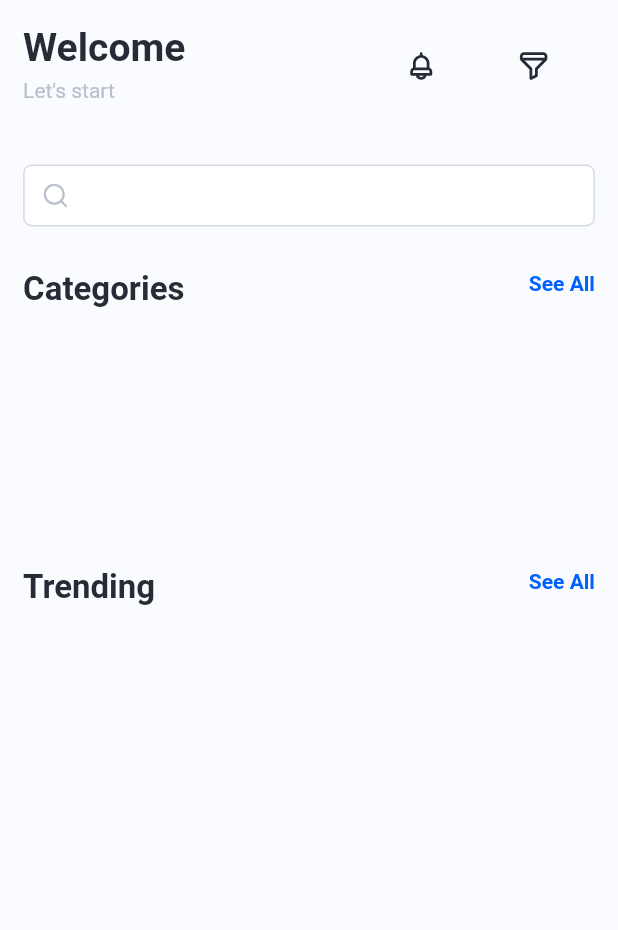
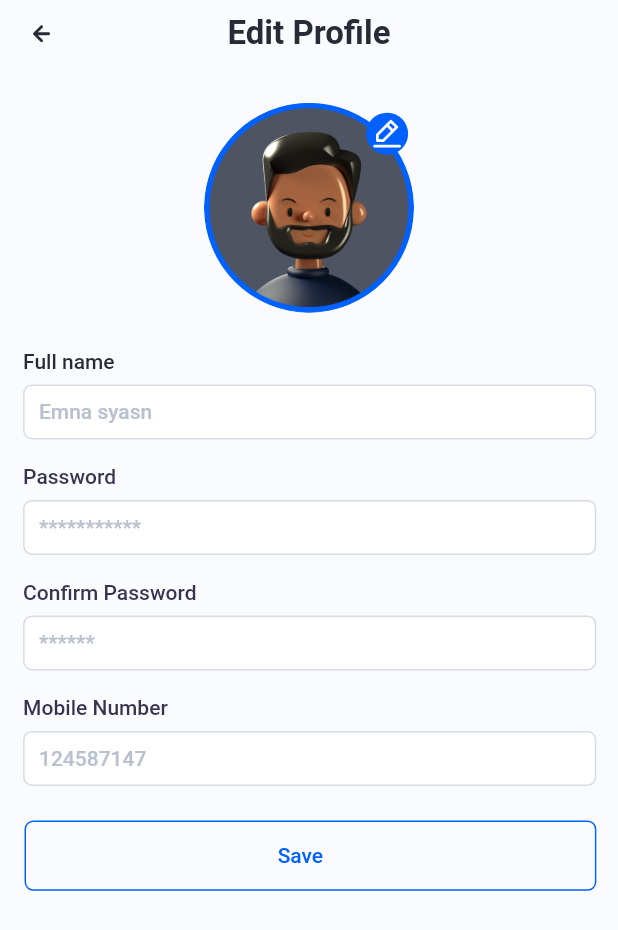
Before and after one commit to EmnaEmna/emnaApp, a Flutter app: the screen it shows after launch, on a phone screen of 412 x 824 dp. Shown: the top 930 px of the screen. Run offline on Flutter 3.47's test engine with Material 2 defaults, Android fonts, the phone set to English and light mode, and no system bars; our stand-ins replace bloc, cached_network_image, equatable, flutter_bloc, flutter_svg; Roboto replaces fonts that are missing (Gilroy).

Commit message:
profile update

```diff
--- a/lib/core/utils/color_constant.dart
+++ b/lib/core/utils/color_constant.dart
@@ -16,6 +16,8 @@ class ColorConstant {
 
   static Color gray50 = fromHex('#f9fbff');
     static Color gray70011 = fromHex('#11555555');
+      static Color blueGray800 = fromHex('#37334d');
+
 
 
   static Color fromHex(String hexString) {
--- a/lib/core/utils/image_constant.dart
+++ b/lib/core/utils/image_constant.dart
@@ -22,5 +22,9 @@ class ImageConstant {
 
   static String imgNotification = 'assets/images/img_notification.svg';
   static String imgFilter = 'assets/images/img_filter.svg';
+    static String imgEllipse5150x150 = 'assets/images/img_ellipse5_150x150.png';
+      static String imgForward = 'assets/images/img_forward.svg';
+
+
 
 }
--- a/lib/main.dart
+++ b/lib/main.dart
@@ -5,9 +5,12 @@ import 'package:emnapp/presentation/list_view.dart';
 import 'package:emnapp/presentation/offeringsHome/bloc/offerings_home_bloc.dart';
 import 'package:emnapp/presentation/offeringsHome/screens/offerings_home.dart';
 import 'package:emnapp/presentation/offeringsHome/widgets/listfavorite_item_widget.dart';
+import 'package:emnapp/presentation/profile/profile_edit/bloc/profile_edit_bloc.dart';
 import 'package:emnapp/routes/app_routes.dart';
 import 'package:flutter/material.dart';
 import 'package:flutter_bloc/flutter_bloc.dart';
+
+import 'presentation/profile/profile_edit/screens/edit_profile_screen.dart';
 
 void main() {
   runApp(const MyApp());
@@ -24,9 +27,9 @@ class MyApp extends StatelessWidget {
       theme: ThemeData(
         primarySwatch: Colors.blue,
       ),
-      home: BlocProvider<OfferingsHomeBloc>(
-        create: (context) => OfferingsHomeBloc(OfferingsHomeState()),
-        child: OfferingsHomeScreen(),
+      home: BlocProvider<ProfileEditBloc>(
+        create: (context) => ProfileEditBloc(ProfileEditState()),
+        child: EditProfileScreen(),
       ),
       onGenerateRoute: AppRouter.generateRoute,
 
--- a/lib/presentation/profile/profile_edit/bloc/profile_edit_bloc.dart
+++ b/lib/presentation/profile/profile_edit/bloc/profile_edit_bloc.dart
@@ -1,13 +1,29 @@
 import 'package:bloc/bloc.dart';
+import 'package:emnapp/presentation/profile/profile_edit/models/edit_profile_model.dart';
 import 'package:equatable/equatable.dart';
+import 'package:flutter/material.dart';
 
 part 'profile_edit_event.dart';
 part 'profile_edit_state.dart';
 
 class ProfileEditBloc extends Bloc<ProfileEditEvent, ProfileEditState> {
-  ProfileEditBloc() : super(ProfileEditInitial()) {
-    on<ProfileEditEvent>((event, emit) {
+  ProfileEditBloc (ProfileEditState initialState) : super(initialState) {
+        on<EditProfileInitialEvent>(_onInitialize);
+
+    //on<ProfileEditEvent>((event, emit) {
       // TODO: implement event handler
-    });
+   // }
+    //);
+  }
+  _onInitialize(
+    EditProfileInitialEvent event,
+    Emitter<ProfileEditState> emit,
+  ) async {
+    emit(state.copyWith(
+        group10198Controller: TextEditingController(),
+        group10198OneController: TextEditingController(),
+        emailController: TextEditingController(),
+        weburlController: TextEditingController(),
+        mobileNoController: TextEditingController()));
   }
 }
--- a/lib/presentation/profile/profile_edit/bloc/profile_edit_event.dart
+++ b/lib/presentation/profile/profile_edit/bloc/profile_edit_event.dart
@@ -1,8 +1,14 @@
 part of 'profile_edit_bloc.dart';
 
+@immutable
 abstract class ProfileEditEvent extends Equatable {
-  const ProfileEditEvent();
+  // const ProfileEditEvent();
 
+  // @override
+  // List<Object> get props => [];
+}
+
+class EditProfileInitialEvent extends ProfileEditEvent {
   @override
-  List<Object> get props => [];
+  List<Object?> get props => [];
 }
--- a/lib/presentation/profile/profile_edit/bloc/profile_edit_state.dart
+++ b/lib/presentation/profile/profile_edit/bloc/profile_edit_state.dart
@@ -1,10 +1,54 @@
 part of 'profile_edit_bloc.dart';
 
-abstract class ProfileEditState extends Equatable {
-  const ProfileEditState();
+ class ProfileEditState extends Equatable {
+   ProfileEditState({
+    this.group10198Controller,
+    this.group10198OneController,
+    this.emailController,
+    this.weburlController,
+    this.mobileNoController,
+    this.editProfileModelObj,
+   });
+  TextEditingController? group10198Controller;
 
+  TextEditingController? group10198OneController;
+
+  TextEditingController? emailController;
+
+  TextEditingController? weburlController;
+
+  TextEditingController? mobileNoController;
+
+  EditProfileModel? editProfileModelObj;
   @override
-  List<Object> get props => [];
+  List<Object?> get props => [
+        group10198Controller,
+        group10198OneController,
+        emailController,
+        weburlController,
+        mobileNoController,
+        editProfileModelObj,
+      ];
+
+  ProfileEditState copyWith({
+    TextEditingController? group10198Controller,
+    TextEditingController? group10198OneController,
+    TextEditingController? emailController,
+    TextEditingController? weburlController,
+    TextEditingController? mobileNoController,
+    EditProfileModel? editProfileModelObj,
+  }) {
+    return ProfileEditState(
+      group10198Controller: group10198Controller ?? this.group10198Controller,
+      group10198OneController:
+          group10198OneController ?? this.group10198OneController,
+      emailController: emailController ?? this.emailController,
+      weburlController: weburlController ?? this.weburlController,
+      mobileNoController: mobileNoController ?? this.mobileNoController,
+      editProfileModelObj: editProfileModelObj ?? this.editProfileModelObj,
+    );
+  }
+
 }
 
-class ProfileEditInitial extends ProfileEditState {}
+//class ProfileEditInitial extends ProfileEditState {}
--- /dev/null
+++ b/lib/presentation/profile/profile_edit/models/edit_profile_model.dart
@@ -0,0 +1,11 @@
+import 'package:equatable/equatable.dart';
+
+// ignore: must_be_immutable
+class EditProfileModel extends Equatable {
+  EditProfileModel copyWith() {
+    return EditProfileModel();
+  }
+
+  @override
+  List<Object?> get props => [];
+}
--- /dev/null
+++ b/lib/presentation/profile/profile_edit/screens/edit_profile_screen.dart
@@ -0,0 +1,191 @@
+import 'package:emnapp/core/app_export.dart';
+import 'package:emnapp/core/utils/validation_functions.dart';
+import 'package:emnapp/presentation/profile/profile_edit/bloc/profile_edit_bloc.dart';
+import 'package:emnapp/presentation/profile/profile_edit/models/edit_profile_model.dart';
+import 'package:emnapp/widgets/app_bar/custom_app_bar.dart';
+import 'package:emnapp/widgets/app_bar/custom_icon_button.dart';
+import 'package:emnapp/widgets/custom_button.dart';
+import 'package:emnapp/widgets/custom_text_form_field.dart';
+import 'package:flutter/material.dart';
+
+class EditProfileScreen extends StatelessWidget {
+//   const EditProfileScreen({super.key});
+
+//   @override
+//   Widget build(BuildContext context) {
+//     return const Placeholder();
+//   }
+// }
+
+GlobalKey<FormState> _formKey = GlobalKey<FormState>();
+
+  static Widget builder(BuildContext context) {
+    return BlocProvider<ProfileEditBloc>(
+        create: (context) => ProfileEditBloc(
+            ProfileEditState(editProfileModelObj: EditProfileModel()))
+          ..add(EditProfileInitialEvent()),
+        child: EditProfileScreen());
+  }
+
+  @override
+  Widget build(BuildContext context) {
+    return SafeArea(
+        child: Scaffold(
+            backgroundColor: ColorConstant.gray50,
+            resizeToAvoidBottomInset: false,
+            appBar: CustomAppBar(
+                height: getVerticalSize(48),
+                leadingWidth: 40,
+                leading: CustomImageView(
+                    svgPath: ImageConstant.imgArrowleft,
+                    height: getSize(24),
+                    width: getSize(24),
+                    margin: getMargin(left: 16, top: 12, bottom: 12),
+                    onTap: () {
+                      onTapImgArrowleft(context);
+                    }),
+                centerTitle: true,
+                title: Text("Edit Profile",
+                    overflow: TextOverflow.ellipsis,
+                    textAlign: TextAlign.left,
+                    style: AppStyle.txtGilroySemiBold24)),
+            body: Form(
+                key: _formKey,
+                child: Container(
+                    width: double.maxFinite,
+                    padding:
+                        getPadding(left: 15, top: 25, right: 15, bottom: 25),
+                    child: Column(
+                        crossAxisAlignment: CrossAxisAlignment.start,
+                        mainAxisAlignment: MainAxisAlignment.start,
+                        children: [
+                          Align(
+                              alignment: Alignment.center,
+                              child: Container(
+                                  height: getSize(150),
+                                  width: getSize(150),
+                                  child: Stack(
+                                      alignment: Alignment.topRight,
+                                      children: [
+                                        CustomImageView(
+                                            imagePath: ImageConstant
+                                                .imgEllipse5150x150,
+                                            height: getSize(150),
+                                            width: getSize(150),
+                                            radius: BorderRadius.circular(
+                                                getHorizontalSize(75)),
+                                            alignment: Alignment.center),
+                                        CustomIconButton(
+                                            height: 30,
+                                            width: 30,
+                                            margin: getMargin(top: 5, right: 2),
+                                            alignment: Alignment.topRight,
+                                            child: CustomImageView(
+                                                svgPath:
+                                                    ImageConstant.imgForward))
+                                      ]))),
+                          Padding(
+                              padding: getPadding(left: 1, top: 26),
+                              child: Text("Full name",
+                                  overflow: TextOverflow.ellipsis,
+                                  textAlign: TextAlign.left,
+                                  style: AppStyle.txtGilroyMedium16)),
+                          BlocSelector<ProfileEditBloc, ProfileEditState,
+                                  TextEditingController?>(
+                              selector: (state) => state.group10198Controller,
+                              builder: (context, group10198Controller) {
+                                return CustomTextFormField(
+                                    focusNode: FocusNode(),
+                                    controller: group10198Controller,
+                                    hintText: "Emna syasn",
+                                    margin: getMargin(left: 1, top: 8));
+                              }),
+                          // Padding(
+                          //     padding: getPadding(left: 1, top: 19),
+                          //     child: Text("last_name",
+                          //         overflow: TextOverflow.ellipsis,
+                          //         textAlign: TextAlign.left,
+                          //         style: AppStyle.txtGilroyMedium16)),
+                          // BlocSelector<ProfileEditBloc, ProfileEditState,
+                          //         TextEditingController?>(
+                          //     selector: (state) =>
+                          //         state.group10198OneController,
+                          //     builder: (context, group10198OneController) {
+                          //       return CustomTextFormField(
+                          //           focusNode: FocusNode(),
+                          //           controller: group10198OneController,
+                          //           hintText: "syasn",
+                          //           margin: getMargin(left: 1, top: 7));
+                          //     }),
+                          Padding(
+                              padding: getPadding(left: 1, top: 18),
+                              child: Text("Password",
+                                  overflow: TextOverflow.ellipsis,
+                                  textAlign: TextAlign.left,
+                                  style:
+                                      AppStyle.txtGilroyMedium16Bluegray800)),
+                          BlocSelector<ProfileEditBloc, ProfileEditState,
+                                  TextEditingController?>(
+                              selector: (state) => state.emailController,
+                              builder: (context, emailController) {
+                                return CustomTextFormField(
+                                    focusNode: FocusNode(),
+                                    controller: emailController,
+                                    hintText: "***********",
+                                    margin: getMargin(left: 1, top: 8),
+                                    textInputType: TextInputType.emailAddress,
+                                    validator: (value) {
+                                      if (value == null ||
+                                          (!isValidEmail(value,
+                                              isRequired: true))) {
+                                        return "Please enter valid email";
+                                      }
+                                      return null;
+                                    });
+                              }),
+                          Padding(
+                              padding: getPadding(left: 1, top: 18),
+                              child: Text("Confirm Password",
+                                  overflow: TextOverflow.ellipsis,
+                                  textAlign: TextAlign.left,
+                                  style:
+                                      AppStyle.txtGilroyMedium16Bluegray800)),
+                          BlocSelector<ProfileEditBloc, ProfileEditState,
+                                  TextEditingController?>(
+                              selector: (state) => state.weburlController,
+                              builder: (context, weburlController) {
+                                return CustomTextFormField(
+                                    focusNode: FocusNode(),
+                                    controller: weburlController,
+                                    hintText: "******",
+                                    margin: getMargin(left: 1, top: 8));
+                              }),
+                          Padding(
+                              padding: getPadding(left: 1, top: 18),
+                              child: Text("Mobile Number",
+                                  overflow: TextOverflow.ellipsis,
+                                  textAlign: TextAlign.left,
+                                  style:
+                                      AppStyle.txtGilroyMedium16Bluegray800)),
+                          BlocSelector<ProfileEditBloc, ProfileEditState,
+                                  TextEditingController?>(
+                              selector: (state) => state.mobileNoController,
+                              builder: (context, mobileNoController) {
+                                return CustomTextFormField(
+                                    focusNode: FocusNode(),
+                                    controller: mobileNoController,
+                                    hintText: "124587147",
+                                    margin: getMargin(left: 1, top: 8),
+                                    textInputAction: TextInputAction.done);
+                              }),
+                          CustomButton(
+                              height: getVerticalSize(50),
+                              text: "Save",
+                              margin: getMargin(left: 2, top: 24, bottom: 5))
+                        ])))));
+  }
+
+  onTapImgArrowleft(BuildContext context) {
+    NavigatorService.goBack();
+  }
+}
--- a/lib/routes/app_routes.dart
+++ b/lib/routes/app_routes.dart
@@ -1,5 +1,6 @@
 import 'package:emnapp/data/repositories/signin_repository_impl.dart';
 import 'package:emnapp/presentation/auth/signup/screens/signup_screen.dart';
+import 'package:emnapp/presentation/profile/profile_edit/screens/edit_profile_screen.dart';
 import 'package:flutter/material.dart';
 import 'package:flutter_bloc/flutter_bloc.dart';
 import 'package:emnapp/presentation/auth/signin/screens/signin_screen.dart';
@@ -8,18 +9,29 @@ import 'package:emnapp/presentation/auth/signin/bloc/signin_bloc.dart';
 class AppRouter {
   static Route<dynamic> generateRoute(RouteSettings settings) {
     switch (settings.name) {
-      case '/':
+      // case '/':
+            case '/a':
+
         return MaterialPageRoute(
           builder: (_) => RepositoryProvider(
             create: (context) => AuthRepository(),
             child: SigninScreen(),
           ),
         );
-          case '/signupScreen':
+      case '/signupScreen':
         return MaterialPageRoute(
           builder: (_) => RepositoryProvider(
             create: (context) => AuthRepository(),
             child: SignupScreen(),
+          ),
+        );
+             case '/':
+
+      // case '/profileEdit':
+        return MaterialPageRoute(
+          builder: (_) => RepositoryProvider(
+            create: (context) => AuthRepository(),
+            child: EditProfileScreen(),
           ),
         );
       // Add other routes here
--- a/lib/theme/app_style.dart
+++ b/lib/theme/app_style.dart
@@ -83,5 +83,12 @@ class AppStyle {
     fontFamily: 'Gilroy',
     fontWeight: FontWeight.w600,
   );
-
+ static TextStyle txtGilroyMedium16Bluegray800 = TextStyle(
+    color: ColorConstant.blueGray800,
+    fontSize: getFontSize(
+      16,
+    ),
+    fontFamily: 'Gilroy',
+    fontWeight: FontWeight.w500,
+  );
 }
--- /dev/null
+++ b/lib/widgets/app_bar/custom_icon_button.dart
@@ -0,0 +1,112 @@
+import 'package:emnapp/core/app_export.dart';
+import 'package:flutter/material.dart';
+
+class CustomIconButton extends StatelessWidget {
+  CustomIconButton(
+      {this.shape,
+      this.padding,
+      this.variant,
+      this.alignment,
+      this.margin,
+      this.width,
+      this.height,
+      this.child,
+      this.onTap});
+
+  IconButtonShape? shape;
+
+  IconButtonPadding? padding;
+
+  IconButtonVariant? variant;
+
+  Alignment? alignment;
+
+  EdgeInsetsGeometry? margin;
+
+  double? width;
+
+  double? height;
+
+  Widget? child;
+
+  VoidCallback? onTap;
+
+  @override
+  Widget build(BuildContext context) {
+    return alignment != null
+        ? Align(
+            alignment: alignment ?? Alignment.center,
+            child: _buildIconButtonWidget(),
+          )
+        : _buildIconButtonWidget();
+  }
+
+  _buildIconButtonWidget() {
+    return Padding(
+      padding: margin ?? EdgeInsets.zero,
+      child: IconButton(
+        visualDensity: VisualDensity(
+          vertical: -4,
+          horizontal: -4,
+        ),
+        iconSize: getSize(height ?? 0),
+        padding: EdgeInsets.all(0),
+        icon: Container(
+          alignment: Alignment.center,
+          width: getSize(width ?? 0),
+          height: getSize(height ?? 0),
+          padding: _setPadding(),
+          decoration: _buildDecoration(),
+          child: child,
+        ),
+        onPressed: onTap,
+      ),
+    );
+  }
+
+  _buildDecoration() {
+    return BoxDecoration(
+      color: _setColor(),
+      borderRadius: _setBorderRadius(),
+    );
+  }
+
+  _setPadding() {
+    switch (padding) {
+      default:
+        return getPadding(
+          all: 3,
+        );
+    }
+  }
+
+  _setColor() {
+    switch (variant) {
+      default:
+        return ColorConstant.blueA700;
+    }
+  }
+
+  _setBorderRadius() {
+    switch (shape) {
+      default:
+        return BorderRadius.circular(
+          getHorizontalSize(
+            15.00,
+          ),
+        );
+    }
+  }
+}
+
+enum IconButtonShape {
+  CircleBorder15,
+}
+
+enum IconButtonPadding {
+  PaddingAll3,
+}
+
+enum IconButtonVariant {
+  FillBlueA700,
+}
```
Also changed, not shown: assets/images/img_ellipse5_150x150.png (added), assets/images/img_forward.svg (added).
